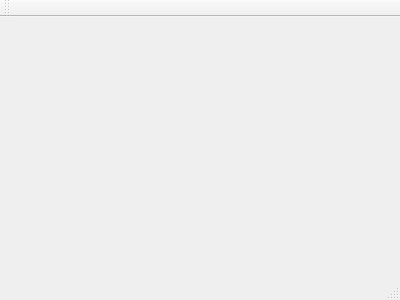
Qt form mainwindow.ui (lilinman/TowerDefense) before a commit.
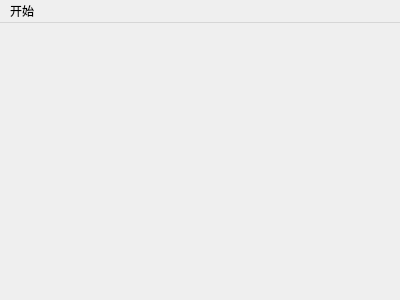
The same form after that commit.

Patch:
```diff
--- a/mainwindow.ui
+++ b/mainwindow.ui
@@ -12,13 +12,31 @@
   <property name="windowTitle" >
    <string>MainWindow</string>
   </property>
-  <widget class="QMenuBar" name="menuBar" />
-  <widget class="QToolBar" name="mainToolBar" />
-  <widget class="QWidget" name="centralWidget" />
-  <widget class="QStatusBar" name="statusBar" />
+  <widget class="QWidget" name="centralWidget"/>
+  <widget class="QMenuBar" name="menuBar">
+   <property name="geometry">
+    <rect>
+     <x>0</x>
+     <y>0</y>
+     <width>400</width>
+     <height>26</height>
+    </rect>
+   </property>
+   <widget class="QMenu" name="menu">
+    <property name="title">
+     <string>开始</string>
+    </property>
+    <addaction name="actionquit"/>
+   </widget>
+   <addaction name="menu"/>
+  </widget>
+  <action name="actionquit">
+   <property name="text">
+    <string>退出</string>
+   </property>
+  </action>
  </widget>
- <layoutDefault spacing="6" margin="11" />
- <pixmapfunction></pixmapfunction>
+ <layoutdefault spacing="6" margin="11"/>
  <resources/>
  <connections/>
 </ui>
```
Left out of the diff: 7 changed lines with no effect on the pictures.
